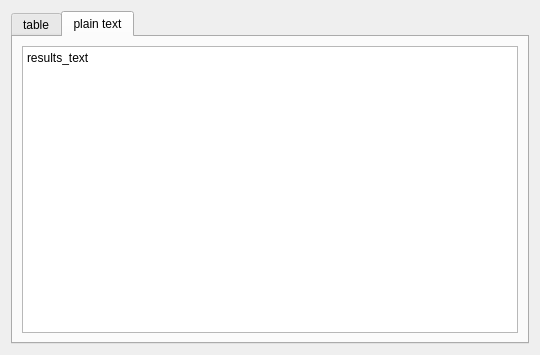
Qt form atef/ui/results_summary.ui (pcdshub/atef) before a commit.
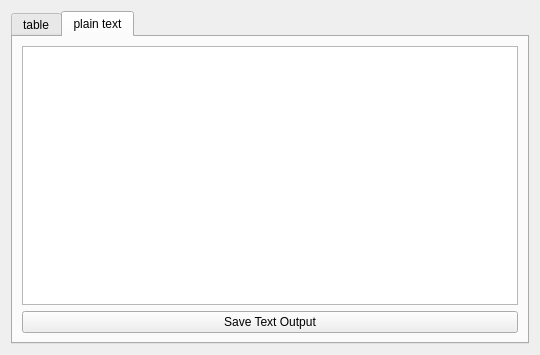
The same form after that commit. The open tabs and pages were chosen to show the change.

Commit message: ENH: add save button for csv data

```diff
--- a/atef/ui/results_summary.ui
+++ b/atef/ui/results_summary.ui
@@ -140,7 +140,7 @@
       <attribute name="title">
        <string>plain text</string>
       </attribute>
-      <layout class="QHBoxLayout" name="horizontalLayout_3">
+      <layout class="QVBoxLayout" name="verticalLayout_3">
        <item>
         <widget class="QTextEdit" name="results_text">
          <property name="readOnly">
@@ -151,7 +151,14 @@
 &lt;html&gt;&lt;head&gt;&lt;meta name=&quot;qrichtext&quot; content=&quot;1&quot; /&gt;&lt;style type=&quot;text/css&quot;&gt;
 p, li { white-space: pre-wrap; }
 &lt;/style&gt;&lt;/head&gt;&lt;body style=&quot; font-family:'Sans Serif'; font-size:9pt; font-weight:400; font-style:normal;&quot;&gt;
-&lt;p style=&quot; margin-top:0px; margin-bottom:0px; margin-left:0px; margin-right:0px; -qt-block-indent:0; text-indent:0px;&quot;&gt;results_text&lt;/p&gt;&lt;/body&gt;&lt;/html&gt;</string>
+&lt;p style=&quot;-qt-paragraph-type:empty; margin-top:0px; margin-bottom:0px; margin-left:0px; margin-right:0px; -qt-block-indent:0; text-indent:0px;&quot;&gt;&lt;br /&gt;&lt;/p&gt;&lt;/body&gt;&lt;/html&gt;</string>
+         </property>
+        </widget>
+       </item>
+       <item>
+        <widget class="QPushButton" name="save_text_button">
+         <property name="text">
+          <string>Save Text Output</string>
          </property>
         </widget>
        </item>
```
The commit also changes 1 other file.
